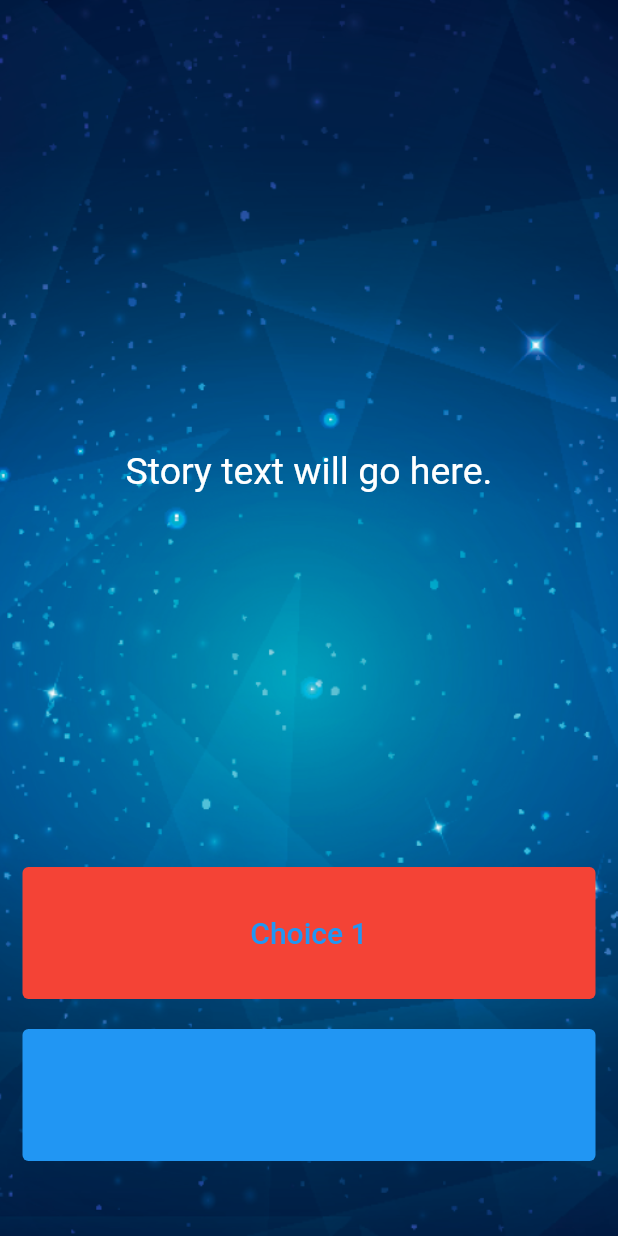
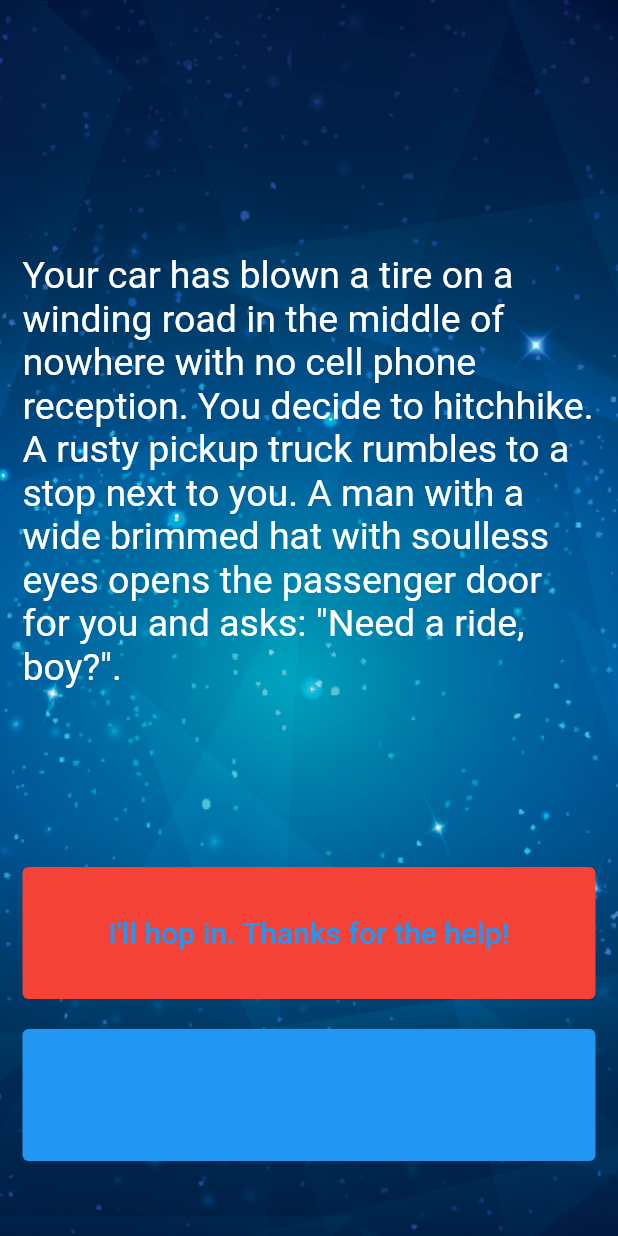
Before and after one commit to robence/flutter_destini, a Flutter app: the screen it shows after launch, on a phone screen of 412 x 824 dp. Run offline on Flutter 3.47's test engine with Material 2 defaults, Android fonts, the phone set to English and light mode, and no system bars.

Commit message:
create story initial state

```diff
--- a/lib/main.dart
+++ b/lib/main.dart
@@ -1,10 +1,12 @@
 import 'package:flutter/material.dart';
+import 'package:flutter_destini/story_brain.dart';
 
-//TODO: Step 15 - Run the app and see if you can see the screen update with the first story. Delete this TODO if it looks as you expected.
-
-void main() => runApp(Destini());
+void main() => runApp(const Destini());
 
 class Destini extends StatelessWidget {
+  const Destini({Key? key}) : super(key: key);
+
+  @override
   Widget build(BuildContext context) {
     return MaterialApp(
       theme: ThemeData.dark(),
@@ -13,7 +15,7 @@ class Destini extends StatelessWidget {
   }
 }
 
-//TODO: Step 9 - Create a new storyBrain object from the StoryBrain class.
+final storyBrain = StoryBrain();
 
 class StoryPage extends StatefulWidget {
   const StoryPage({Key? key}) : super(key: key);
@@ -39,13 +41,12 @@ class _StoryPageState extends State<StoryPage> {
           child: Column(
             crossAxisAlignment: CrossAxisAlignment.stretch,
             children: <Widget>[
-              const Expanded(
+              Expanded(
                 flex: 12,
                 child: Center(
                   child: Text(
-                    //TODO: Step 10 - use the storyBrain to get the first story title and display it in this Text Widget.
-                    'Story text will go here.',
-                    style: TextStyle(
+                    storyBrain.getStory(),
+                    style: const TextStyle(
                       fontSize: 25.0,
                     ),
                   ),
@@ -56,13 +57,12 @@ class _StoryPageState extends State<StoryPage> {
                 child: TextButton(
                   onPressed: () {
                     //Choice 1 made by user.
-                    //TODO: Step 18 - Call the nextStory() method from storyBrain and pass the number 1 as the choice made by the user.
+                    storyBrain.nextStory(1);
                   },
                   style: TextButton.styleFrom(backgroundColor: Colors.red),
-                  child: const Text(
-                    //TODO: Step 13 - Use the storyBrain to get the text for choice 1.
-                    'Choice 1',
-                    style: TextStyle(
+                  child: Text(
+                    storyBrain.getChoice1(),
+                    style: const TextStyle(
                       fontSize: 20.0,
                     ),
                   ),
@@ -78,13 +78,12 @@ class _StoryPageState extends State<StoryPage> {
                 child: TextButton(
                   onPressed: () {
                     //Choice 2 made by user.
-                    //TODO: Step 19 - Call the nextStory() method from storyBrain and pass the number 2 as the choice made by the user.
+                    storyBrain.nextStory(2);
                   },
                   style: TextButton.styleFrom(backgroundColor: Colors.blue),
-                  child: const Text(
-                    //TODO: Step 14 - Use the storyBrain to get the text for choice 2.
-                    'Choice 2',
-                    style: TextStyle(
+                  child: Text(
+                    storyBrain.getChoice2(),
+                    style: const TextStyle(
                       fontSize: 20.0,
                     ),
                   ),
```
Also changed, not shown: lib/story_brain.dart (+14 -12 lines).
